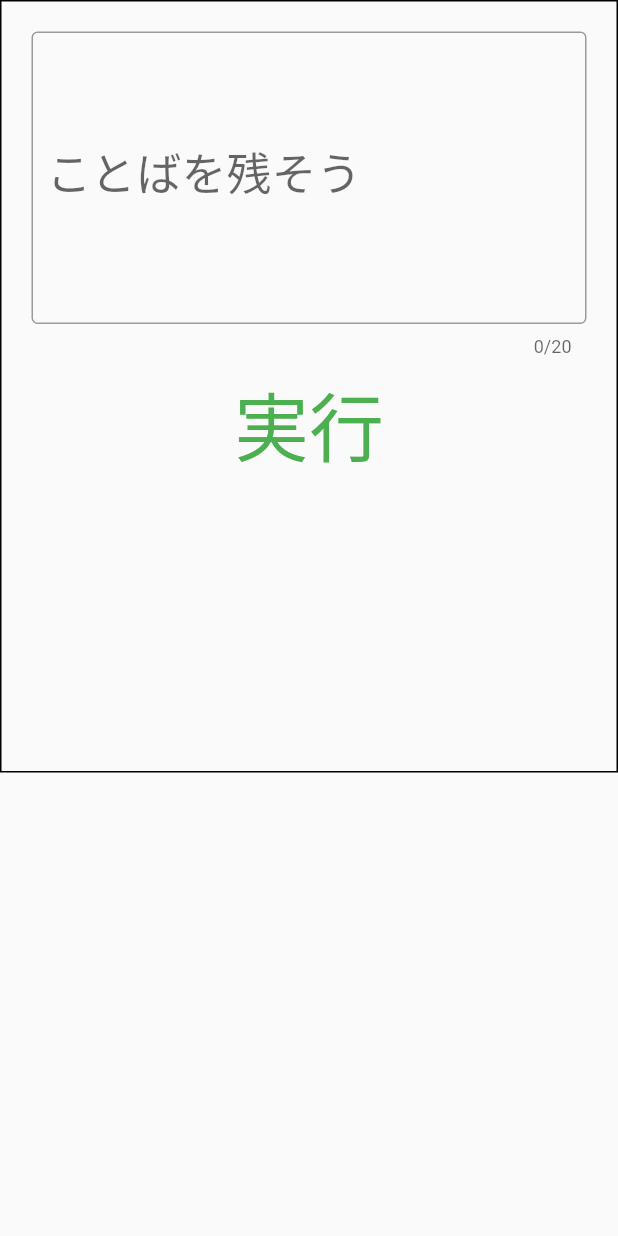
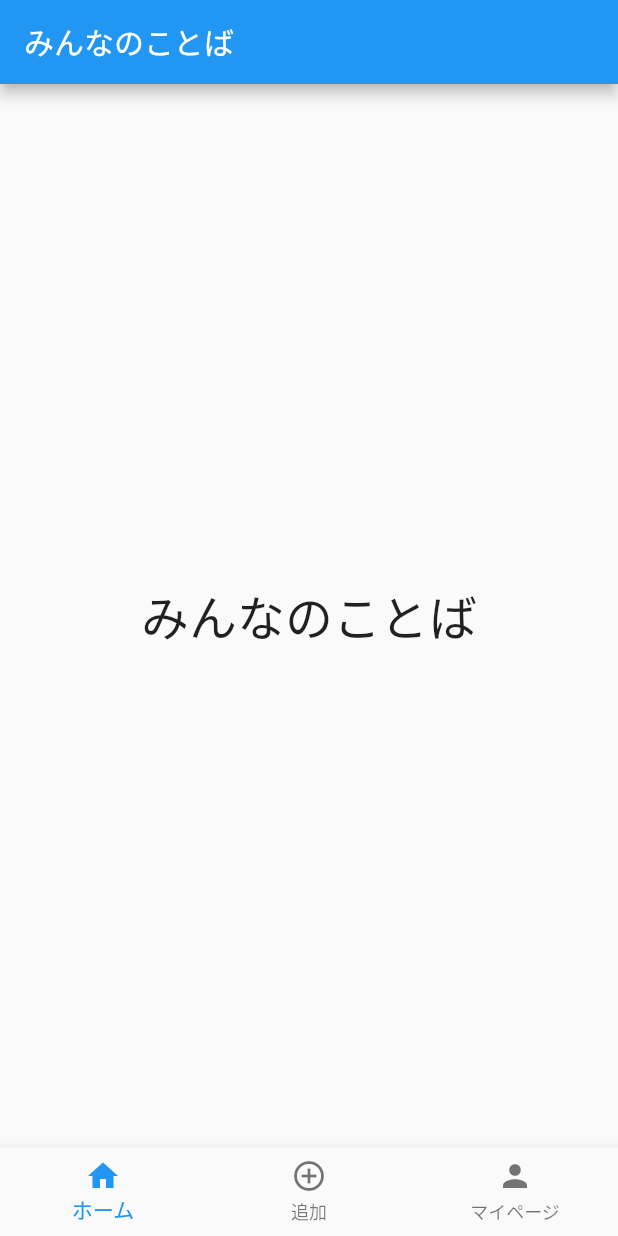
Before and after one commit to Hud3100/Kokotoba2, a Flutter app: the screen it shows after launch, on a phone screen of 412 x 824 dp. Run offline on Flutter 3.47's test engine with Material 2 defaults, Android fonts, the phone set to English and light mode, and no system bars; our stand-ins replace cloud_firestore, firebase_core; accounts and stored records are empty.

Commit message:
タブ機能の追加

```diff
--- a/lib/main.dart
+++ b/lib/main.dart
@@ -1,122 +1,6 @@
 import 'package:flutter/material.dart';
-import 'package:flutter/services.dart';
-import 'keyboardoverlay.dart';
-import 'formatter/maxLineFormatter.dart';
-import 'package:firebase_core/firebase_core.dart';
-import 'package:cloud_firestore/cloud_firestore.dart';
-import 'firebase_options.dart';
+import 'src/app.dart';
 
-void main() async {
-  WidgetsFlutterBinding.ensureInitialized();
-  await Firebase.initializeApp();
-  runApp(MyApp());
+void main() {
+  runApp(const MyApp());
 }
-
-class MyApp extends StatelessWidget {
-  const MyApp({super.key});
-  @override
-  Widget build(BuildContext context) {
-    SystemChrome.setSystemUIOverlayStyle(SystemUiOverlayStyle.dark);
-    return MaterialApp(
-      title: 'Flutter Demo',
-      theme: ThemeData(
-        primarySwatch: Colors.green,
-      ),
-      home: const MyHomePage(title: 'Flutter Demo Home Page'),
-    );
-  }
-}
-
-class MyHomePage extends StatefulWidget {
-  const MyHomePage({super.key, required this.title});
-
-  final String title;
-
-  @override
-  State<MyHomePage> createState() => _MyHomePageState();
-}
-
-class _MyHomePageState extends State<MyHomePage> {
-  FocusNode numberFocusNode = FocusNode();
-  TextEditingController textController = TextEditingController();
-  final int maxLength = 20;
-  final int maxVisibleLines = 5;
-  final int maxLinesForced = 5;
-  String kotoba = "";
-
-  @override
-  void initState() {
-    super.initState();
-    numberFocusNode.addListener(() {
-      bool hasFocus = numberFocusNode.hasFocus;
-      if (hasFocus) {
-        KeyboardOverlay.showOverlay(context);
-      } else {
-        KeyboardOverlay.removeOverlay();
-      }
-    });
-  }
-
-  @override
-  void dispose() {
-    // Clean up the focus node
-    numberFocusNode.dispose();
-    super.dispose();
-  }
-
-  @override
-  Widget build(BuildContext context) {
-    return GestureDetector(
-        onTap: () {
-          FocusManager.instance.primaryFocus?.unfocus();
-        },
-        child: Scaffold(
-            body: SafeArea(
-                child: AspectRatio(
-                    aspectRatio: 0.8,
-                    child: Container(
-                        margin: const EdgeInsets.all(0),
-                        padding: const EdgeInsets.all(20),
-                        decoration: BoxDecoration(
-                          border: Border.all(color: Colors.black),
-                        ),
-                        alignment: Alignment.centerLeft,
-                        child: Column(children: [
-                          TextField(
-                            inputFormatters: [
-                              LengthLimitingTextInputFormatter(20),
-                              MaxLinesTextInputFormatter(maxLinesForced),
-                            ],
-                            textAlign: TextAlign.center,
-                            keyboardType: TextInputType.multiline,
-                            maxLength: maxLength,
-                            maxLines: maxVisibleLines,
-                            focusNode: numberFocusNode,
-                            decoration: const InputDecoration(
-                                border: OutlineInputBorder(),
-                                labelText: 'ことばを残そう',
-                                // isDense: true,
-                                contentPadding: EdgeInsets.all(10.0)),
-                            style: const TextStyle(
-                              color: Colors.black,
-                              fontSize: 30,
-                            ),
-                            onChanged: (value) {
-                              kotoba = value;
-                            },
-                          ),
-                          TextButton(
-                            onPressed: () async {
-                              FirebaseFirestore.instance
-                                  .collection('kotobaCollection')
-                                  .doc('kotobaDocument')
-                                  .set({'text': kotoba});
-                            },
-                            child: const Text(
-                              '実行',
-                              style: TextStyle(fontSize: 50),
-                            ),
-                          ),
-                        ]))))));
-  }
-}
--- /dev/null
+++ b/lib/src/app.dart
@@ -0,0 +1,57 @@
+import 'package:flutter/material.dart';
+
+import 'screens/home.dart';
+import 'screens/mypage.dart';
+import 'screens/kotobaForm.dart';
+
+class MyApp extends StatelessWidget {
+  const MyApp({Key? key}) : super(key: key);
+
+  @override
+  Widget build(BuildContext context) {
+    return MaterialApp(
+      title: 'Flutter Demo',
+      theme: ThemeData(
+        primarySwatch: Colors.blue,
+      ),
+      home: const MyStatefulWidget(),
+    );
+  }
+}
+
+class MyStatefulWidget extends StatefulWidget {
+  const MyStatefulWidget({Key? key}) : super(key: key);
+
+  @override
+  State<MyStatefulWidget> createState() => _MyStatefulWidgetState();
+}
+
+class _MyStatefulWidgetState extends State<MyStatefulWidget> {
+  static const _screens = [HomeScreen(), KotobaFormScreen(), MypageScreen()];
+
+  int _selectedIndex = 0;
+
+  void _onItemTapped(int index) {
+    setState(() {
+      _selectedIndex = index;
+    });
+  }
+
+  @override
+  Widget build(BuildContext context) {
+    return Scaffold(
+      body: _screens[_selectedIndex],
+      bottomNavigationBar: BottomNavigationBar(
+        currentIndex: _selectedIndex,
+        onTap: _onItemTapped,
+        items: const <BottomNavigationBarItem>[
+          BottomNavigationBarItem(icon: Icon(Icons.home), label: 'ホーム'),
+          BottomNavigationBarItem(
+              icon: Icon(Icons.add_circle_outline), label: '追加'),
+          BottomNavigationBarItem(icon: Icon(Icons.person), label: 'マイページ'),
+        ],
+        type: BottomNavigationBarType.fixed,
+      ),
+    );
+  }
+}
--- /dev/null
+++ b/lib/src/screens/home.dart
@@ -0,0 +1,16 @@
+import 'package:flutter/material.dart';
+
+class HomeScreen extends StatelessWidget {
+  const HomeScreen({Key? key}) : super(key: key);
+
+  @override
+  Widget build(BuildContext context) {
+    return Scaffold(
+      appBar: AppBar(
+        title: const Text('みんなのことば'),
+      ),
+      body:
+          const Center(child: Text('みんなのことば', style: TextStyle(fontSize: 32.0))),
+    );
+  }
+}
--- /dev/null
+++ b/lib/src/screens/kotobaForm.dart
@@ -0,0 +1,14 @@
+import 'package:flutter/material.dart';
+
+class KotobaFormScreen extends StatelessWidget {
+  const KotobaFormScreen({Key? key}) : super(key: key);
+
+  @override
+  Widget build(BuildContext context) {
+    return Scaffold(
+      appBar: AppBar(title: const Text('ことばをのこそう')),
+      body: const Center(
+          child: Text('ことばをのこそう', style: TextStyle(fontSize: 32.0))),
+    );
+  }
+}
--- /dev/null
+++ b/lib/src/screens/mypage.dart
@@ -0,0 +1,14 @@
+import 'package:flutter/material.dart';
+
+class MypageScreen extends StatelessWidget {
+  const MypageScreen({Key? key}) : super(key: key);
+
+  @override
+  Widget build(BuildContext context) {
+    return Scaffold(
+      appBar: AppBar(title: const Text('マイページ')),
+      body: const Center(
+          child: Text('マイページ画面', style: TextStyle(fontSize: 32.0))),
+    );
+  }
+}
```
Also changed, not shown: lib/main2.dart (added, +122 -0 lines), 1 other file.
